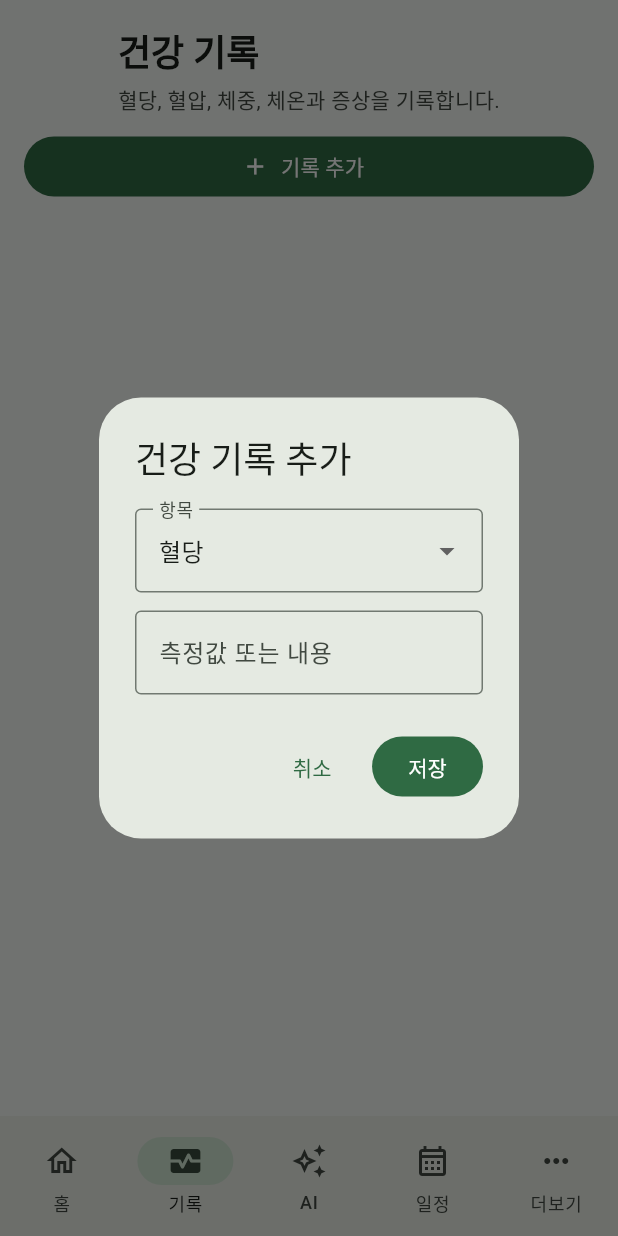
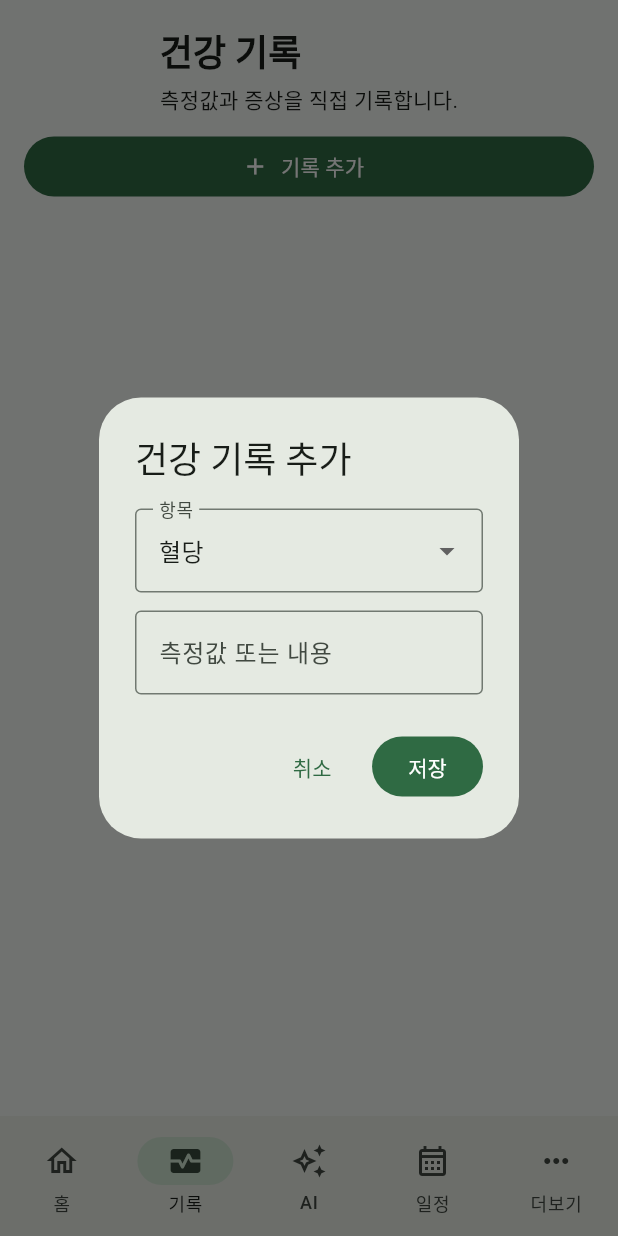
Before and after one commit to 3DPDKR/ai_my_health_manager, a Flutter app: the screen it shows after launch, item 2 of the bottom bar chosen, after a tap on "기록 추가", on a phone screen of 412 x 824 dp. Run offline on Flutter 3.47's test engine with Material 3 defaults, Android fonts, the phone set to English and light mode, and no system bars.

Commit message:
Fix Flutter build and keep health data empty by default

```diff
--- a/flutter_app/lib/main.dart
+++ b/flutter_app/lib/main.dart
@@ -1,9 +1,11 @@
 import 'package:flutter/material.dart';
 
-void main() => runApp(const HealthManagerApp());
+void main() {
+  runApp(const HealthApp());
+}
 
-class HealthManagerApp extends StatelessWidget {
-  const HealthManagerApp({super.key});
+class HealthApp extends StatelessWidget {
+  const HealthApp({super.key});
 
   @override
   Widget build(BuildContext context) {
@@ -14,54 +16,56 @@ class HealthManagerApp extends StatelessWidget {
         useMaterial3: true,
         colorScheme: ColorScheme.fromSeed(seedColor: const Color(0xFF16864B)),
         scaffoldBackgroundColor: const Color(0xFFF5F8F5),
-        inputDecorationTheme: const InputDecorationTheme(border: OutlineInputBorder()),
       ),
-      home: const MainPage(),
+      home: const MainScreen(),
     );
   }
 }
 
-class HealthEntry {
-  HealthEntry(this.type, this.value, this.createdAt);
+class HealthRecord {
+  HealthRecord(this.type, this.value, this.time);
   final String type;
   final String value;
-  final DateTime createdAt;
+  final DateTime time;
 }
 
-class ScheduleEntry {
-  ScheduleEntry(this.kind, this.title, this.detail);
-  final String kind;
+class HealthSchedule {
+  HealthSchedule(this.category, this.title, this.memo);
+  final String category;
   final String title;
-  final String detail;
+  final String memo;
 }
 
-class MainPage extends StatefulWidget {
-  const MainPage({super.key});
+class MainScreen extends StatefulWidget {
+  const MainScreen({super.key});
 
   @override
-  State<MainPage> createState() => _MainPageState();
+  State<MainScreen> createState() => _MainScreenState();
 }
 
-class _MainPageState extends State<MainPage> {
-  int index = 0;
-  final List<HealthEntry> records = [];
-  final List<ScheduleEntry> schedules = [];
+class _MainScreenState extends State<MainScreen> {
+  int pageIndex = 0;
+  final List<HealthRecord> records = <HealthRecord>[];
+  final List<HealthSchedule> schedules = <HealthSchedule>[];
 
   @override
   Widget build(BuildContext context) {
-    final pages = [
-      _Home(records: records, schedules: schedules, onRecord: _addRecord, onSchedule: _addSchedule, onMove: (v) => setState(() => index = v)),
-      _Records(records: records, onAdd: _addRecord),
-      const _AiPage(),
-      _Schedules(entries: schedules, onAdd: _addSchedule),
-      const _MorePage(),
+    final List<Widget> pages = <Widget>[
+      _homePage(),
+      _recordPage(),
+      _aiPage(),
+      _schedulePage(),
+      _morePage(),
     ];
+
     return Scaffold(
-      body: SafeArea(child: pages[index]),
+      body: SafeArea(child: pages[pageIndex]),
       bottomNavigationBar: NavigationBar(
-        selectedIndex: index,
-        onDestinationSelected: (v) => setState(() => index = v),
-        destinations: const [
+        selectedIndex: pageIndex,
+        onDestinationSelected: (int value) {
+          setState(() => pageIndex = value);
+        },
+        destinations: const <NavigationDestination>[
           NavigationDestination(icon: Icon(Icons.home_outlined), selectedIcon: Icon(Icons.home), label: '홈'),
           NavigationDestination(icon: Icon(Icons.monitor_heart_outlined), selectedIcon: Icon(Icons.monitor_heart), label: '기록'),
           NavigationDestination(icon: Icon(Icons.auto_awesome_outlined), selectedIcon: Icon(Icons.auto_awesome), label: 'AI'),
@@ -72,187 +76,326 @@ class _MainPageState extends State<MainPage> {
     );
   }
 
+  Widget _title(String title, String subtitle) {
+    return Padding(
+      padding: const EdgeInsets.fromLTRB(18, 18, 18, 10),
+      child: Column(
+        crossAxisAlignment: CrossAxisAlignment.start,
+        children: <Widget>[
+          Text(title, style: Theme.of(context).textTheme.headlineSmall?.copyWith(fontWeight: FontWeight.bold)),
+          const SizedBox(height: 4),
+          Text(subtitle),
+        ],
+      ),
+    );
+  }
+
+  Widget _homePage() {
+    return ListView(
+      padding: const EdgeInsets.only(bottom: 24),
+      children: <Widget>[
+        _title('나의 건강관리', '내가 확인하고 저장한 정보만 관리합니다.'),
+        Padding(
+          padding: const EdgeInsets.symmetric(horizontal: 16),
+          child: Card(
+            child: Padding(
+              padding: const EdgeInsets.all(16),
+              child: Column(
+                crossAxisAlignment: CrossAxisAlignment.start,
+                children: <Widget>[
+                  const Text('빠른 등록', style: TextStyle(fontSize: 18, fontWeight: FontWeight.bold)),
+                  const SizedBox(height: 12),
+                  SizedBox(
+                    width: double.infinity,
+                    child: FilledButton.icon(
+                      onPressed: _addRecord,
+                      icon: const Icon(Icons.add_chart),
+                      label: const Text('건강 기록 추가'),
+                    ),
+                  ),
+                  const SizedBox(height: 8),
+                  SizedBox(
+                    width: double.infinity,
+                    child: OutlinedButton.icon(
+                      onPressed: _addSchedule,
+                      icon: const Icon(Icons.event),
+                      label: const Text('병원·복약 일정 추가'),
+                    ),
+                  ),
+                ],
+              ),
+            ),
+          ),
+        ),
+        Padding(
+          padding: const EdgeInsets.fromLTRB(18, 14, 18, 6),
+          child: Text('최근 기록', style: Theme.of(context).textTheme.titleMedium?.copyWith(fontWeight: FontWeight.bold)),
+        ),
+        if (records.isEmpty)
+          const Padding(
+            padding: EdgeInsets.symmetric(horizontal: 16),
+            child: Card(
+              child: ListTile(
+                title: Text('등록된 건강 기록이 없습니다.'),
+                subtitle: Text('혈당, 혈압, 체중, 체온 또는 증상을 직접 등록해 주세요.'),
+              ),
+            ),
+          )
+        else
+          ...records.take(3).map(_recordCard),
+        Padding(
+          padding: const EdgeInsets.fromLTRB(18, 14, 18, 6),
+          child: Text('건강 일정', style: Theme.of(context).textTheme.titleMedium?.copyWith(fontWeight: FontWeight.bold)),
+        ),
+        if (schedules.isEmpty)
+          const Padding(
+            padding: EdgeInsets.symmetric(horizontal: 16),
+            child: Card(
+              child: ListTile(
+                title: Text('등록된 일정이 없습니다.'),
+                subtitle: Text('기본으로 등록되는 병원이나 복약 일정은 없습니다.'),
+              ),
+            ),
+          )
+        else
+          ...schedules.take(3).map(_scheduleCard),
+      ],
+    );
+  }
+
+  Widget _recordPage() {
+    return Column(
+      children: <Widget>[
+        _title('건강 기록', '측정값과 증상을 직접 기록합니다.'),
+        Padding(
+          padding: const EdgeInsets.symmetric(horizontal: 16),
+          child: SizedBox(
+            width: double.infinity,
+            child: FilledButton.icon(onPressed: _addRecord, icon: const Icon(Icons.add), label: const Text('기록 추가')),
+          ),
+        ),
+        const SizedBox(height: 8),
+        Expanded(
+          child: records.isEmpty
+              ? const Center(child: Text('저장된 건강 기록이 없습니다.'))
+              : ListView(
+                  padding: const EdgeInsets.symmetric(horizontal: 16),
+                  children: records.map(_recordCard).toList(),
+                ),
+        ),
+      ],
+    );
+  }
+
+  Widget _aiPage() {
+    return ListView(
+      padding: const EdgeInsets.all(16),
+      children: <Widget>[
+        _title('AI 자료 분석', '분석 결과를 확인하고 수정한 뒤 저장합니다.'),
+        _analysisCard(Icons.medication_outlined, '처방전·약봉투', '약 이름과 복용 방법을 정리합니다.'),
+        _analysisCard(Icons.local_hospital_outlined, '병원 예약 안내', '병원명, 진료과, 날짜와 시간을 정리합니다.'),
+        _analysisCard(Icons.biotech_outlined, '검사표·측정기', '검사 수치와 측정값을 기록 초안으로 만듭니다.'),
+        _analysisCard(Icons.restaurant_outlined, '음식 사진', '음식 종류와 식사 내용을 정리합니다.'),
+        const Card(
+          child: Padding(
+            padding: EdgeInsets.all(16),
+            child: Text('분석 결과는 자동 저장하지 않습니다.\n확인 → 수정 → 저장 순서로 적용합니다.\n\n갑작스러운 마비, 심한 흉통, 호흡곤란은 앱보다 119 또는 응급실 안내를 우선하세요.'),
+          ),
+        ),
+      ],
+    );
+  }
+
+  Widget _schedulePage() {
+    return Column(
+      children: <Widget>[
+        _title('건강 일정', '병원, 복약, 검사 일정을 직접 등록합니다.'),
+        Padding(
+          padding: const EdgeInsets.symmetric(horizontal: 16),
+          child: SizedBox(
+            width: double.infinity,
+            child: FilledButton.icon(onPressed: _addSchedule, icon: const Icon(Icons.add), label: const Text('일정 추가')),
+          ),
+        ),
+        const SizedBox(height: 8),
+        Expanded(
+          child: schedules.isEmpty
+              ? const Center(child: Text('등록된 일정이 없습니다.'))
+              : ListView(
+                  padding: const EdgeInsets.symmetric(horizontal: 16),
+                  children: schedules.map(_scheduleCard).toList(),
+                ),
+        ),
+      ],
+    );
+  }
+
+  Widget _morePage() {
+    return ListView(
+      padding: const EdgeInsets.all(16),
+      children: <Widget>[
+        _title('더보기', '앱 설정과 정보를 확인합니다.'),
+        const Card(child: ListTile(leading: Icon(Icons.security_outlined), title: Text('개인정보 원칙'), subtitle: Text('사용자가 확인하고 저장한 정보만 관리'))),
+        const Card(child: ListTile(leading: Icon(Icons.cloud_off_outlined), title: Text('MCP 연동'), subtitle: Text('사용하지 않음'))),
+        const Card(child: ListTile(leading: Icon(Icons.info_outline), title: Text('앱 정보'), subtitle: Text('나의 건강관리 1.1.0'))),
+      ],
+    );
+  }
+
+  Widget _analysisCard(IconData icon, String title, String subtitle) {
+    return Card(
+      child: ListTile(
+        leading: CircleAvatar(child: Icon(icon)),
+        title: Text(title),
+        subtitle: Text(subtitle),
+        trailing: const Icon(Icons.chevron_right),
+        onTap: () {
+          ScaffoldMessenger.of(context).showSnackBar(
+            const SnackBar(content: Text('Gemini API 인증과 사진 선택 기능 설정 후 사용할 수 있습니다.')),
+          );
+        },
+      ),
+    );
+  }
+
+  Widget _recordCard(HealthRecord record) {
+    return Padding(
+      padding: const EdgeInsets.symmetric(horizontal: 16),
+      child: Card(
+        child: ListTile(
+          leading: const Icon(Icons.monitor_heart),
+          title: Text(record.type),
+          subtitle: Text(_formatTime(record.time)),
+          trailing: Text(record.value, style: const TextStyle(fontWeight: FontWeight.bold)),
+        ),
+      ),
+    );
+  }
+
+  Widget _scheduleCard(HealthSchedule schedule) {
+    return Padding(
+      padding: const EdgeInsets.symmetric(horizontal: 16),
+      child: Card(
+        child: ListTile(
+          leading: Icon(schedule.category == '복약' ? Icons.medication : Icons.event_note),
+          title: Text(schedule.title),
+          subtitle: Text('${schedule.category} · ${schedule.memo}'),
+        ),
+      ),
+    );
+  }
+
   Future<void> _addRecord() async {
-    String type = '혈당';
-    final value = TextEditingController();
-    final result = await showDialog<HealthEntry>(
+    String selectedType = '혈당';
+    final TextEditingController valueController = TextEditingController();
+
+    final HealthRecord? result = await showDialog<HealthRecord>(
       context: context,
-      builder: (c) => StatefulBuilder(builder: (c, setLocal) => AlertDialog(
+      builder: (BuildContext dialogContext) {
+        return StatefulBuilder(
+          builder: (BuildContext context, StateSetter setLocalState) {
+            return AlertDialog(
               title: const Text('건강 기록 추가'),
-        content: SingleChildScrollView(child: Column(mainAxisSize: MainAxisSize.min, children: [
+              content: Column(
+                mainAxisSize: MainAxisSize.min,
+                children: <Widget>[
                   DropdownButtonFormField<String>(
-            initialValue: type,
-            decoration: const InputDecoration(labelText: '항목'),
-            items: const ['혈당', '혈압', '체중', '체온', '산소포화도', '증상'].map((e) => DropdownMenuItem(value: e, child: Text(e))).toList(),
-            onChanged: (v) => setLocal(() => type = v ?? type),
+                    value: selectedType,
+                    decoration: const InputDecoration(labelText: '항목', border: OutlineInputBorder()),
+                    items: const <String>['혈당', '혈압', '체중', '체온', '산소포화도', '증상']
+                        .map((String value) => DropdownMenuItem<String>(value: value, child: Text(value)))
+                        .toList(),
+                    onChanged: (String? value) {
+                      setLocalState(() => selectedType = value ?? selectedType);
+                    },
                   ),
                   const SizedBox(height: 12),
-          TextField(controller: value, decoration: const InputDecoration(labelText: '측정값 또는 내용')),
-        ])),
-        actions: [
-          TextButton(onPressed: () => Navigator.pop(c), child: const Text('취소')),
-          FilledButton(onPressed: () {
-            if (value.text.trim().isEmpty) return;
-            Navigator.pop(c, HealthEntry(type, value.text.trim(), DateTime.now()));
-          }, child: const Text('저장')),
+                  TextField(
+                    controller: valueController,
+                    decoration: const InputDecoration(labelText: '측정값 또는 내용', border: OutlineInputBorder()),
+                  ),
                 ],
-      )),
+              ),
+              actions: <Widget>[
+                TextButton(onPressed: () => Navigator.pop(dialogContext), child: const Text('취소')),
+                FilledButton(
+                  onPressed: () {
+                    if (valueController.text.trim().isEmpty) return;
+                    Navigator.pop(dialogContext, HealthRecord(selectedType, valueController.text.trim(), DateTime.now()));
+                  },
+                  child: const Text('저장'),
+                ),
+              ],
             );
-    if (result != null) setState(() => records.insert(0, result));
+          },
+        );
+      },
+    );
+
+    if (result != null) {
+      setState(() => records.insert(0, result));
+    }
   }
 
   Future<void> _addSchedule() async {
-    String kind = '병원';
-    final title = TextEditingController();
-    final detail = TextEditingController();
-    final result = await showDialog<ScheduleEntry>(
+    String selectedCategory = '병원';
+    final TextEditingController titleController = TextEditingController();
+    final TextEditingController memoController = TextEditingController();
+
+    final HealthSchedule? result = await showDialog<HealthSchedule>(
       context: context,
-      builder: (c) => StatefulBuilder(builder: (c, setLocal) => AlertDialog(
+      builder: (BuildContext dialogContext) {
+        return StatefulBuilder(
+          builder: (BuildContext context, StateSetter setLocalState) {
+            return AlertDialog(
               title: const Text('건강 일정 추가'),
-        content: SingleChildScrollView(child: Column(mainAxisSize: MainAxisSize.min, children: [
+              content: SingleChildScrollView(
+                child: Column(
+                  mainAxisSize: MainAxisSize.min,
+                  children: <Widget>[
                     DropdownButtonFormField<String>(
-            initialValue: kind,
-            decoration: const InputDecoration(labelText: '종류'),
-            items: const ['병원', '복약', '검사', '기타'].map((e) => DropdownMenuItem(value: e, child: Text(e))).toList(),
-            onChanged: (v) => setLocal(() => kind = v ?? kind),
+                      value: selectedCategory,
+                      decoration: const InputDecoration(labelText: '종류', border: OutlineInputBorder()),
+                      items: const <String>['병원', '복약', '검사', '기타']
+                          .map((String value) => DropdownMenuItem<String>(value: value, child: Text(value)))
+                          .toList(),
+                      onChanged: (String? value) {
+                        setLocalState(() => selectedCategory = value ?? selectedCategory);
+                      },
                     ),
                     const SizedBox(height: 12),
-          TextField(controller: title, decoration: const InputDecoration(labelText: '제목')),
+                    TextField(controller: titleController, decoration: const InputDecoration(labelText: '제목', border: OutlineInputBorder())),
                     const SizedBox(height: 12),
-          TextField(controller: detail, decoration: const InputDecoration(labelText: '날짜·시간·메모')),
-        ])),
-        actions: [
-          TextButton(onPressed: () => Navigator.pop(c), child: const Text('취소')),
-          FilledButton(onPressed: () {
-            if (title.text.trim().isEmpty) return;
-            Navigator.pop(c, ScheduleEntry(kind, title.text.trim(), detail.text.trim()));
-          }, child: const Text('저장')),
+                    TextField(controller: memoController, decoration: const InputDecoration(labelText: '날짜·시간·메모', border: OutlineInputBorder())),
                   ],
-      )),
+                ),
+              ),
+              actions: <Widget>[
+                TextButton(onPressed: () => Navigator.pop(dialogContext), child: const Text('취소')),
+                FilledButton(
+                  onPressed: () {
+                    if (titleController.text.trim().isEmpty) return;
+                    Navigator.pop(dialogContext, HealthSchedule(selectedCategory, titleController.text.trim(), memoController.text.trim()));
+                  },
+                  child: const Text('저장'),
+                ),
+              ],
             );
-    if (result != null) setState(() => schedules.insert(0, result));
+          },
+        );
+      },
+    );
+
+    if (result != null) {
+      setState(() => schedules.insert(0, result));
     }
   }
 
-class _Header extends StatelessWidget {
-  const _Header(this.title, this.subtitle);
-  final String title;
-  final String subtitle;
-  @override
-  Widget build(BuildContext context) => Padding(
-    padding: const EdgeInsets.fromLTRB(18, 18, 18, 10),
-    child: Column(crossAxisAlignment: CrossAxisAlignment.start, children: [
-      Text(title, style: Theme.of(context).textTheme.headlineSmall?.copyWith(fontWeight: FontWeight.bold)),
-      const SizedBox(height: 4),
-      Text(subtitle, style: TextStyle(color: Theme.of(context).colorScheme.onSurfaceVariant)),
-    ]),
-  );
+  String _formatTime(DateTime value) {
+    final String month = value.month.toString().padLeft(2, '0');
+    final String day = value.day.toString().padLeft(2, '0');
+    final String hour = value.hour.toString().padLeft(2, '0');
+    final String minute = value.minute.toString().padLeft(2, '0');
+    return '${value.year}-$month-$day $hour:$minute';
   }
-
-class _Home extends StatelessWidget {
-  const _Home({required this.records, required this.schedules, required this.onRecord, required this.onSchedule, required this.onMove});
-  final List<HealthEntry> records;
-  final List<ScheduleEntry> schedules;
-  final VoidCallback onRecord;
-  final VoidCallback onSchedule;
-  final ValueChanged<int> onMove;
-
-  @override
-  Widget build(BuildContext context) => ListView(padding: const EdgeInsets.only(bottom: 24), children: [
-    const _Header('나의 건강관리', '내가 입력하고 확인한 정보만 안전하게 관리합니다.'),
-    Padding(padding: const EdgeInsets.symmetric(horizontal: 16), child: Card(child: Padding(
-      padding: const EdgeInsets.all(16),
-      child: Column(crossAxisAlignment: CrossAxisAlignment.start, children: [
-        const Text('빠른 등록', style: TextStyle(fontWeight: FontWeight.bold, fontSize: 18)),
-        const SizedBox(height: 12),
-        Row(children: [
-          Expanded(child: FilledButton.icon(onPressed: onRecord, icon: const Icon(Icons.add_chart), label: const Text('건강 기록'))),
-          const SizedBox(width: 10),
-          Expanded(child: OutlinedButton.icon(onPressed: onSchedule, icon: const Icon(Icons.event), label: const Text('일정 등록'))),
-        ]),
-      ]),
-    ))),
-    const SizedBox(height: 8),
-    Padding(padding: const EdgeInsets.symmetric(horizontal: 16), child: Card(child: ListTile(
-      leading: const CircleAvatar(child: Icon(Icons.document_scanner_outlined)),
-      title: const Text('사진·문서 분석'),
-      subtitle: const Text('처방전, 약봉투, 검사표, 음식 사진을 분석한 뒤 확인하여 저장합니다.'),
-      trailing: const Icon(Icons.chevron_right),
-      onTap: () => onMove(2),
-    ))),
-    Padding(padding: const EdgeInsets.fromLTRB(18, 14, 18, 6), child: Text('최근 기록', style: Theme.of(context).textTheme.titleMedium?.copyWith(fontWeight: FontWeight.bold))),
-    if (records.isEmpty)
-      const Padding(padding: EdgeInsets.symmetric(horizontal: 16), child: Card(child: ListTile(title: Text('등록된 건강 기록이 없습니다.'), subtitle: Text('측정값이나 증상을 직접 등록해 주세요.'))))
-    else
-      ...records.take(3).map((e) => Padding(padding: const EdgeInsets.symmetric(horizontal: 16), child: Card(child: ListTile(leading: const Icon(Icons.favorite_outline), title: Text(e.type), trailing: Text(e.value), subtitle: Text(_time(e.createdAt))))))),
-    Padding(padding: const EdgeInsets.fromLTRB(18, 14, 18, 6), child: Text('다가오는 일정', style: Theme.of(context).textTheme.titleMedium?.copyWith(fontWeight: FontWeight.bold))),
-    if (schedules.isEmpty)
-      const Padding(padding: EdgeInsets.symmetric(horizontal: 16), child: Card(child: ListTile(title: Text('등록된 병원·복약 일정이 없습니다.'), subtitle: Text('기본으로 입력되는 개인 일정은 없습니다.'))))
-    else
-      ...schedules.take(3).map((e) => Padding(padding: const EdgeInsets.symmetric(horizontal: 16), child: Card(child: ListTile(leading: const Icon(Icons.event_note), title: Text(e.title), subtitle: Text('${e.kind} · ${e.detail}'))))),
-  ]);
 }
-
-class _Records extends StatelessWidget {
-  const _Records({required this.records, required this.onAdd});
-  final List<HealthEntry> records;
-  final VoidCallback onAdd;
-  @override
-  Widget build(BuildContext context) => Column(children: [
-    const _Header('건강 기록', '혈당, 혈압, 체중, 체온과 증상을 기록합니다.'),
-    Padding(padding: const EdgeInsets.symmetric(horizontal: 16), child: SizedBox(width: double.infinity, child: FilledButton.icon(onPressed: onAdd, icon: const Icon(Icons.add), label: const Text('기록 추가')))),
-    const SizedBox(height: 8),
-    Expanded(child: records.isEmpty
-      ? const Center(child: Text('저장된 건강 기록이 없습니다.'))
-      : ListView.builder(padding: const EdgeInsets.symmetric(horizontal: 16), itemCount: records.length, itemBuilder: (c, i) {
-          final e = records[i];
-          return Card(child: ListTile(leading: const Icon(Icons.monitor_heart), title: Text(e.type), subtitle: Text(_time(e.createdAt)), trailing: Text(e.value, style: const TextStyle(fontWeight: FontWeight.bold))));
-        })),
-  ]);
-}
-
-class _AiPage extends StatelessWidget {
-  const _AiPage();
-  @override
-  Widget build(BuildContext context) => ListView(padding: const EdgeInsets.all(16), children: [
-    const _Header('AI 자료 분석', '자료를 분석한 뒤 반드시 확인하고 저장합니다.'),
-    ...[
-      ('처방전·약봉투', '약 이름, 복용 시간과 횟수를 정리합니다.', Icons.medication_outlined),
-      ('병원 예약 안내', '병원명, 진료과, 날짜와 시간을 정리합니다.', Icons.local_hospital_outlined),
-      ('검사표·측정기', '건강 수치를 읽어 기록 초안을 만듭니다.', Icons.biotech_outlined),
-      ('음식 사진', '음식 종류와 식사 내용을 정리합니다.', Icons.restaurant_outlined),
-    ].map((e) => Card(child: ListTile(leading: CircleAvatar(child: Icon(e.$3)), title: Text(e.$1), subtitle: Text(e.$2), trailing: const Icon(Icons.chevron_right), onTap: () => ScaffoldMessenger.of(context).showSnackBar(const SnackBar(content: Text('사진 선택과 Gemini 분석 기능은 API 인증 설정 후 사용할 수 있습니다.'))))),
-    const Card(child: Padding(padding: EdgeInsets.all(16), child: Text('분석 결과는 자동 저장하지 않습니다.\n확인 → 수정 → 저장 순서로 적용합니다.\n\n갑작스러운 마비, 심한 흉통, 호흡곤란 등 응급 증상은 앱보다 119와 응급실 안내를 우선하세요.'))),
-  ]);
-}
-
-class _Schedules extends StatelessWidget {
-  const _Schedules({required this.entries, required this.onAdd});
-  final List<ScheduleEntry> entries;
-  final VoidCallback onAdd;
-  @override
-  Widget build(BuildContext context) => Column(children: [
-    const _Header('건강 일정', '병원, 복약, 검사 일정을 직접 등록합니다.'),
-    Padding(padding: const EdgeInsets.symmetric(horizontal: 16), child: SizedBox(width: double.infinity, child: FilledButton.icon(onPressed: onAdd, icon: const Icon(Icons.add), label: const Text('일정 추가')))),
-    const SizedBox(height: 8),
-    Expanded(child: entries.isEmpty
-      ? const Center(child: Text('등록된 일정이 없습니다.'))
-      : ListView.builder(padding: const EdgeInsets.symmetric(horizontal: 16), itemCount: entries.length, itemBuilder: (c, i) {
-          final e = entries[i];
-          return Card(child: ListTile(leading: Icon(e.kind == '복약' ? Icons.medication : Icons.event), title: Text(e.title), subtitle: Text('${e.kind} · ${e.detail}')));
-        })),
-  ]);
-}
-
-class _MorePage extends StatelessWidget {
-  const _MorePage();
-  @override
-  Widget build(BuildContext context) => ListView(padding: const EdgeInsets.all(16), children: const [
-    _Header('더보기', '설정과 앱 정보를 확인합니다.'),
-    Card(child: ListTile(leading: Icon(Icons.security_outlined), title: Text('개인정보 원칙'), subtitle: Text('사용자가 확인하고 저장한 정보만 관리'))),
-    Card(child: ListTile(leading: Icon(Icons.cloud_off_outlined), title: Text('MCP 연동'), subtitle: Text('사용하지 않음'))),
-    Card(child: ListTile(leading: Icon(Icons.info_outline), title: Text('앱 정보'), subtitle: Text('나의 건강관리 1.1.0'))),
-  ]);
-}
-
-String _time(DateTime d) => '${d.year}-${d.month.toString().padLeft(2, '0')}-${d.day.toString().padLeft(2, '0')} ${d.hour.toString().padLeft(2, '0')}:${d.minute.toString().padLeft(2, '0')}';
```
Lines whose indentation alone changed are shown as unchanged.
